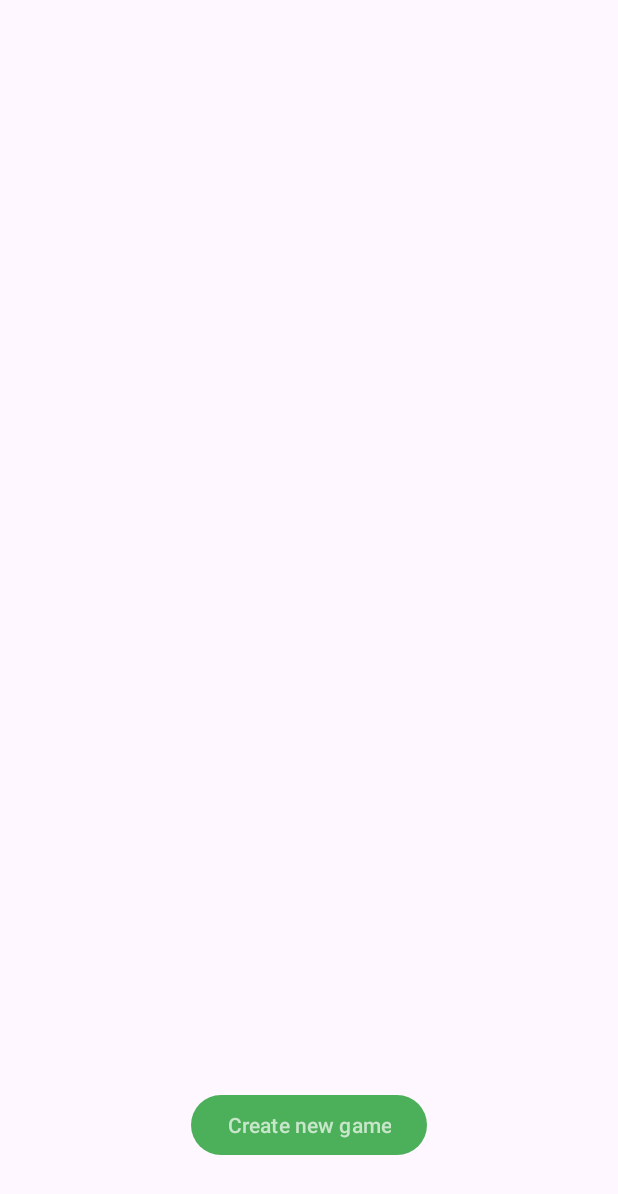
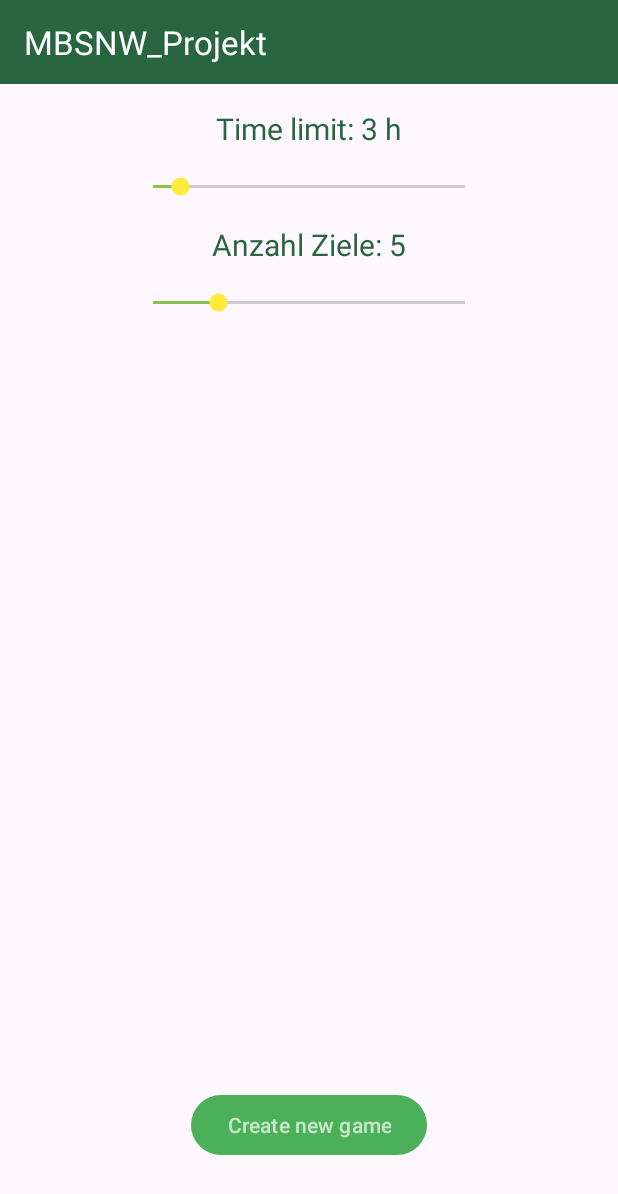
Before and after one commit to Phoeningurix/MBSNW_Projekt, an Android app: the CreateSpielActivity screen opened directly, with no data from a screen before it, on a phone screen of 412 x 824 dp. Shown: the top 1194 px of the screen. Run offline under Robolectric (Android 15) with nearby library versions, the phone set to English and light mode, and no system bars.

Commit message:
added sliders to CreateSpielActivity and added zielHinzufuegen() to MapPainter

```diff
--- a/app/src/main/java/de/htw/mbsnw_projekt/logic/MapPainter.java
+++ b/app/src/main/java/de/htw/mbsnw_projekt/logic/MapPainter.java
@@ -4,10 +4,11 @@ import java.util.List;
 
 import de.htw.mbsnw_projekt.database.models.Punkt;
 import de.htw.mbsnw_projekt.database.models.Ziel;
+import de.htw.mbsnw_projekt.database.models.Zielort;
 
 public interface MapPainter {
 
-    void zielHinzufuegen(Ziel ziel);
+    void zielHinzufuegen(Zielort zielort);
 
     void punktHinzufuegen(Punkt punkt);
 
--- a/app/src/main/java/de/htw/mbsnw_projekt/ui/CreateSpielActivity.java
+++ b/app/src/main/java/de/htw/mbsnw_projekt/ui/CreateSpielActivity.java
@@ -5,13 +5,18 @@ import android.os.Bundle;
 import android.util.Log;
 import android.view.View;
 import android.widget.Button;
+import android.widget.SeekBar;
+import android.widget.TextView;
 
 import androidx.activity.EdgeToEdge;
 import androidx.appcompat.app.AppCompatActivity;
+import androidx.appcompat.widget.Toolbar;
 import androidx.core.graphics.Insets;
 import androidx.core.view.ViewCompat;
 import androidx.core.view.WindowInsetsCompat;
 import androidx.lifecycle.ViewModelProvider;
+
+import org.w3c.dom.Text;
 
 import java.time.LocalDateTime;
 import java.util.Random;
@@ -29,6 +34,15 @@ public class CreateSpielActivity extends AppCompatActivity {
 
     // TODO: 02.06.2024 Spiel Einstellungen Input
     private Button createSpielButton;
+
+    private SeekBar timeLimitSeekBar;
+
+    private TextView timeLimitText;
+
+    private SeekBar zielAnzahlSeekBar;
+
+    private TextView zielAnzahlText;
+
     private CreateSpielViewModel viewModel;
 
     private Repository repository;
@@ -53,13 +67,63 @@ public class CreateSpielActivity extends AppCompatActivity {
         createSpielButton = findViewById(R.id.create_spiel);
         createSpielButton.setOnClickListener(this::onCreateSpielButtonClicked);
 
+        timeLimitSeekBar = findViewById(R.id.time_limit_seek_bar);
+        timeLimitSeekBar.setMax(24);
+        timeLimitSeekBar.setProgress(3);
+
+        timeLimitText = findViewById(R.id.time_limit_text);
+        timeLimitText.setText("Time limit: " + timeLimitSeekBar.getProgress() + " h");
+        timeLimitSeekBar.setOnSeekBarChangeListener(new SeekBar.OnSeekBarChangeListener() {
+            @Override
+            public void onProgressChanged(SeekBar seekBar, int progress, boolean fromUser) {
+                timeLimitText.setText("Time limit: " + progress + " h");
+            }
+
+            @Override
+            public void onStartTrackingTouch(SeekBar seekBar) {
+
+            }
+
+            @Override
+            public void onStopTrackingTouch(SeekBar seekBar) {
+
+            }
+        });
+
+        zielAnzahlSeekBar = findViewById(R.id.ziel_number_seek_bar);
+        zielAnzahlSeekBar.setMax(20);
+        zielAnzahlSeekBar.setProgress(5);
+
+        zielAnzahlText = findViewById(R.id.ziel_number_text);
+        zielAnzahlText.setText("Anzahl Ziele: " + zielAnzahlSeekBar.getProgress());
+
+        zielAnzahlSeekBar.setOnSeekBarChangeListener(new SeekBar.OnSeekBarChangeListener() {
+            @Override
+            public void onProgressChanged(SeekBar seekBar, int progress, boolean fromUser) {
+                zielAnzahlText.setText("Anzahl Ziele: " + progress);
+            }
+
+            @Override
+            public void onStartTrackingTouch(SeekBar seekBar) {
+
+            }
+
+            @Override
+            public void onStopTrackingTouch(SeekBar seekBar) {
+
+            }
+        });
+
+        Toolbar toolbar = findViewById(R.id.create_spiel_toolbar);
+        setSupportActionBar(toolbar);
+
     }
 
     private void onCreateSpielButtonClicked(View view) {
         // TODO: 02.06.2024 read setting from textfields
-        Spiel neuesSpiel = new Spiel(LocalDateTime.now(), null, 0, 600000);
+        Spiel neuesSpiel = new Spiel(LocalDateTime.now(), null, 0, timeLimitSeekBar.getProgress()*1000*60*60);
         viewModel.createSpiel(neuesSpiel, erstelltesSpiel -> {
-            zieleErstellen(erstelltesSpiel, anzahlZiele);
+            zieleErstellen(erstelltesSpiel, zielAnzahlSeekBar.getProgress());
 
             Log.d(TAG, "onCreateSpielButtonClicked: Erstelltes Spiel: " + erstelltesSpiel);
             Intent intent = new Intent(CreateSpielActivity.this, SpielActivity.class);
--- a/app/src/main/java/de/htw/mbsnw_projekt/ui/SpielActivity.java
+++ b/app/src/main/java/de/htw/mbsnw_projekt/ui/SpielActivity.java
@@ -134,6 +134,7 @@ public class SpielActivity extends AppCompatActivity {
         viewModel.getAktuellenZielort().observe(this, zielort -> {
             if (zielort != null) {
                 zielName.setText(zielort.getName());
+                mapPainter.zielHinzufuegen(zielort);
             } else {
                 zielName.setText("Ziel");
                 Log.d(TAG, "onCreate: getAktuellenZielort gibt null zurück.");
--- /dev/null
+++ b/app/src/main/res/drawable/baseline_check_circle_24.xml
@@ -0,0 +1,5 @@
+<vector xmlns:android="http://schemas.android.com/apk/res/android" android:height="24dp" android:tint="#FFFFFF" android:viewportHeight="24" android:viewportWidth="24" android:width="24dp">
+
+    <path android:fillColor="@android:color/white" android:pathData="M12,2C6.48,2 2,6.48 2,12s4.48,10 10,10 10,-4.48 10,-10S17.52,2 12,2zM10,17l-5,-5 1.41,-1.41L10,14.17l7.59,-7.59L19,8l-9,9z"/>
+
+</vector>
--- a/app/src/main/res/layout/activity_create_spiel.xml
+++ b/app/src/main/res/layout/activity_create_spiel.xml
@@ -7,6 +7,64 @@
     android:layout_height="match_parent"
     tools:context=".ui.CreateSpielActivity">
 
+    <androidx.appcompat.widget.Toolbar
+        android:id="@+id/create_spiel_toolbar"
+        android:layout_width="match_parent"
+        android:layout_height="56dp"
+        android:background="@color/primaryDarkGreen"
+        android:elevation="4dp"
+        android:popupTheme="@style/ThemeOverlay.AppCompat.Light"
+        android:theme="@style/ThemeOverlay.AppCompat.Dark.ActionBar"
+        app:layout_constraintTop_toTopOf="parent" />
+
+    <TextView
+        android:id="@+id/time_limit_text"
+        android:layout_width="wrap_content"
+        android:layout_height="wrap_content"
+        android:layout_margin="16dp"
+        android:text="Zeitlimit auswählen: "
+        android:textColor="@color/primaryDarkGreen"
+        android:textSize="20sp"
+        app:layout_constraintEnd_toEndOf="parent"
+        app:layout_constraintStart_toStartOf="parent"
+        app:layout_constraintTop_toBottomOf="@+id/create_spiel_toolbar"
+        tools:layout_editor_absoluteY="16dp" />
+
+    <SeekBar
+        android:id="@+id/time_limit_seek_bar"
+        android:layout_width="240dp"
+        android:layout_height="wrap_content"
+        android:layout_margin="16dp"
+        android:min="1"
+        android:max="2"
+        android:progressTint="@color/secondaryLime"
+        app:layout_constraintEnd_toEndOf="parent"
+        app:layout_constraintStart_toStartOf="parent"
+        app:layout_constraintTop_toBottomOf="@+id/time_limit_text" />
+
+    <TextView
+        android:id="@+id/ziel_number_text"
+        android:layout_width="wrap_content"
+        android:layout_height="wrap_content"
+        android:layout_margin="16dp"
+        android:text="Anzahl der Ziele auswählen: "
+        android:textColor="@color/primaryDarkGreen"
+        android:textSize="20sp"
+        app:layout_constraintEnd_toEndOf="parent"
+        app:layout_constraintStart_toStartOf="parent"
+        app:layout_constraintTop_toBottomOf="@+id/time_limit_seek_bar" />
+
+    <SeekBar
+        android:id="@+id/ziel_number_seek_bar"
+        android:layout_width="240dp"
+        android:layout_height="wrap_content"
+        android:layout_margin="16dp"
+        android:max="2"
+        android:min="1"
+        android:progressTint="@color/secondaryLime"
+        app:layout_constraintEnd_toEndOf="parent"
+        app:layout_constraintStart_toStartOf="parent"
+        app:layout_constraintTop_toBottomOf="@+id/ziel_number_text" />
 
     <Button
         android:id="@+id/create_spiel"
--- a/app/src/main/res/layout/activity_spiel.xml
+++ b/app/src/main/res/layout/activity_spiel.xml
@@ -47,7 +47,7 @@
         app:layout_constraintBottom_toBottomOf="parent"
         app:layout_constraintEnd_toEndOf="parent"
         app:layout_constraintStart_toStartOf="parent"
-        android:layout_margin="30dp"/>
+        android:layout_margin="60dp"/>
 
     <TextView
         android:id="@+id/timer"
```
Also changed, not shown: app/src/main/java/de/htw/mbsnw_projekt/logic/MapPainterImpl.java (+21 -2 lines).
